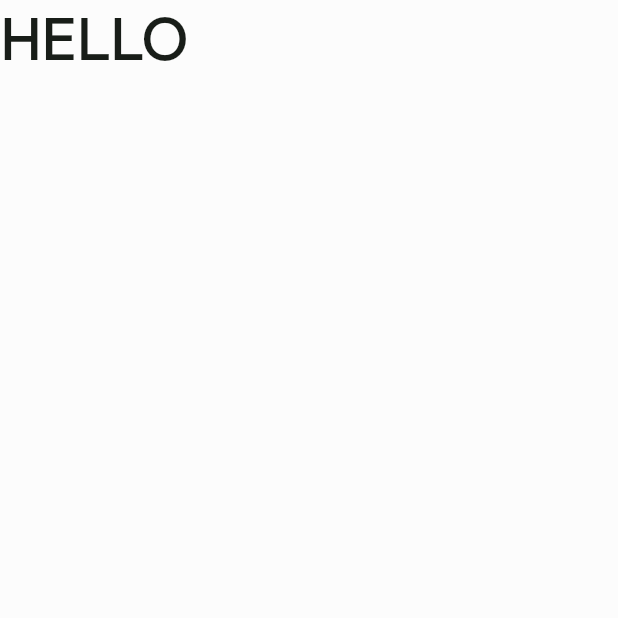
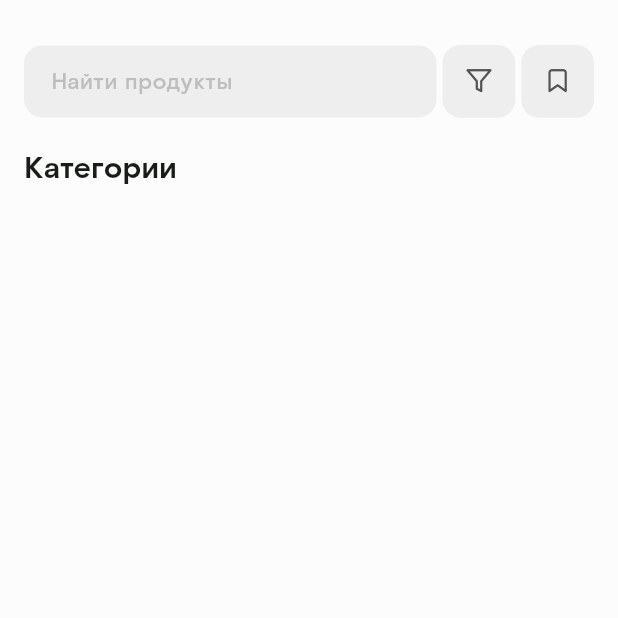
Before and after one commit to MunIine/dorimol, a Flutter app: the screen it shows after launch, on a phone screen of 412 x 824 dp, the top half of it. Run offline on Flutter 3.47's test engine with Material 3 defaults, Android fonts, the phone set to English and light mode, and no system bars.

Commit message:
Add search bar

```diff
--- a/lib/screens/catalog/catalog.dart
+++ b/lib/screens/catalog/catalog.dart
@@ -1,3 +1,4 @@
+import 'package:dorimol/widgets/app_search_bar.dart';
 import 'package:flutter/material.dart';
 
 class Catalog extends StatelessWidget {
@@ -6,9 +7,18 @@ class Catalog extends StatelessWidget {
   @override
   Widget build(BuildContext context) {
     return Scaffold(
-      body: Text("HELLO", style: TextStyle(
-        fontSize: 40,
-      ),),
+      body: Padding(
+        padding: const EdgeInsets.symmetric(horizontal: 16).copyWith(top: 30),
+        child: Column(
+          crossAxisAlignment: CrossAxisAlignment.start,
+          children: [
+            AppSearchBar(bookmark: true),
+            SizedBox(height: 20),
+            Text("Категории", style: TextStyle(fontSize: 20, fontWeight: FontWeight.bold),),
+            SizedBox(height: 20),
+          ],
+        ),
+      ),
     );
   }
 }
--- a/lib/theme/theme.dart
+++ b/lib/theme/theme.dart
@@ -5,11 +5,25 @@ const brand20Color = Color(0xFFCCF1DD);
 const backgroundColor = Color(0xFFFCFCFC);
 const textBlackColor = Color(0xFF2B2B2B);
 const textGreyColor = Color(0xFF303030);
+const iconGreyColor = Color(0xFF525252);
+const blockColor = Color(0xFFEEEEEE);
+const tipsColor = Color(0xFFBDBDBD);
 
 
 final lightTheme = ThemeData(
   useMaterial3: true,
   colorScheme: ColorScheme.fromSeed(seedColor: brandColor),
   scaffoldBackgroundColor: backgroundColor,
-  fontFamily: "Rostelecom"
+  fontFamily: "Rostelecom",
+  iconTheme: IconThemeData(
+    color: iconGreyColor
+  ),
+  iconButtonTheme: IconButtonThemeData(
+    style: IconButton.styleFrom(
+      backgroundColor: blockColor,
+      tapTargetSize: MaterialTapTargetSize.shrinkWrap,
+      minimumSize: Size.zero,
+      padding: EdgeInsets.zero,
+    )
+  ),
 );
--- /dev/null
+++ b/lib/widgets/app_search_bar.dart
@@ -0,0 +1,74 @@
+import 'package:dorimol/theme/theme.dart';
+import 'package:dorimol/widgets/svg_icons.dart';
+import 'package:flutter/material.dart';
+
+class AppSearchBar extends StatelessWidget {
+  const AppSearchBar({super.key, this.bookmark = false});
+
+  final bool bookmark;
+
+  @override
+  Widget build(BuildContext context) {
+    return Row(
+      mainAxisAlignment: MainAxisAlignment.spaceEvenly,
+      children: [
+        Expanded(
+          child: Container(
+            decoration: BoxDecoration(
+              color: blockColor,
+              borderRadius: BorderRadius.circular(12)
+            ),
+            child: TextField(
+              style: TextStyle(
+                fontSize: 15
+              ),
+              decoration: InputDecoration(
+                contentPadding: const EdgeInsets.symmetric(horizontal: 18),
+                enabledBorder: InputBorder.none,
+                border: InputBorder.none,
+                focusedBorder: InputBorder.none,
+                hintText: "Найти продукты",
+                hintStyle: TextStyle(
+                  color: tipsColor,
+                  fontSize: 15
+                )
+              ),
+            ),
+          )
+        ),
+        SizedBox(width: 4),
+        BoxIconButton(icon: SvgIcons.filter),
+        if(bookmark)...[
+          SizedBox(width: 4),
+          BoxIconButton(icon: SvgIcons.bookmark)
+        ],
+      ],
+    );
+  }
+}
+
+class BoxIconButton extends StatelessWidget {
+  const BoxIconButton({
+    super.key,
+    required this.icon,
+  });
+
+  final IconData icon;
+
+  @override
+  Widget build(BuildContext context) {
+    return IconButton(
+      icon: Icon(
+        icon,
+        size: 18.5,
+      ),
+      onPressed: (){},
+      padding: EdgeInsets.all(15),
+      style: IconButton.styleFrom(
+        shape: RoundedRectangleBorder(
+          borderRadius: BorderRadiusGeometry.circular(12)
+        )
+      ),
+    );
+  }
+}
--- a/lib/widgets/svg_icons.dart
+++ b/lib/widgets/svg_icons.dart
@@ -1,7 +1,7 @@
 import 'package:flutter/material.dart';
 
 class SvgIcons {
-  static const String _fontFamily = 'MyIcons';
+  static const String _fontFamily = 'AppIcons';
 
   static const IconData bookmark = IconData(0xe900, fontFamily: _fontFamily);
   static const IconData filter = IconData(0xe901, fontFamily: _fontFamily);
```
